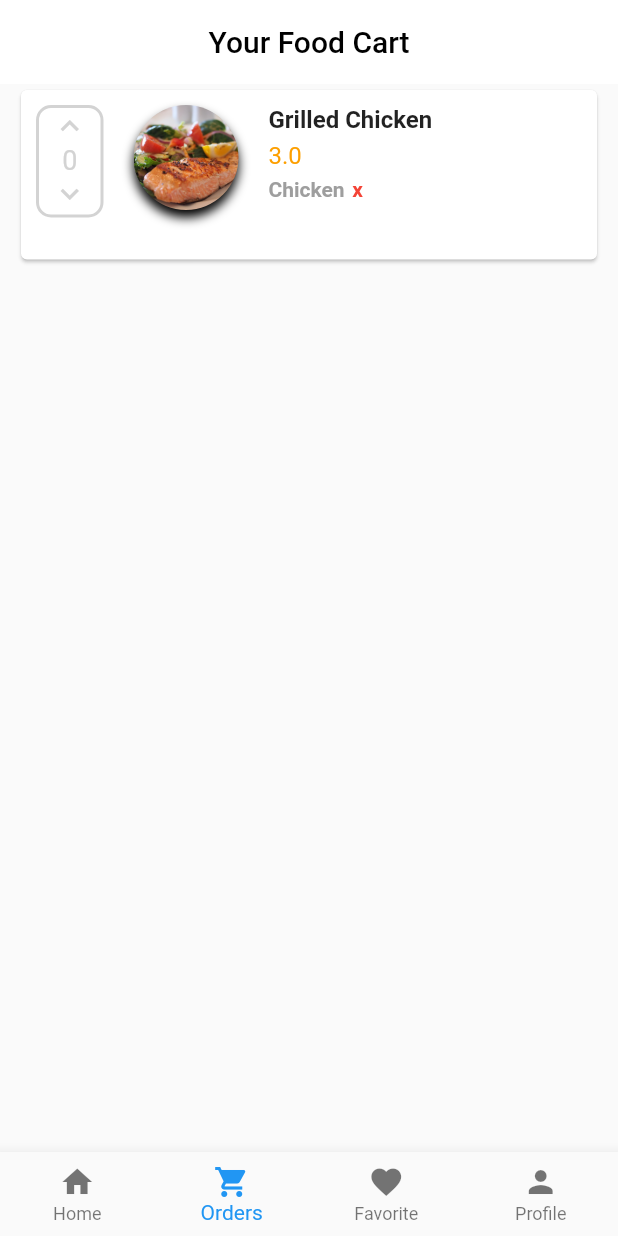
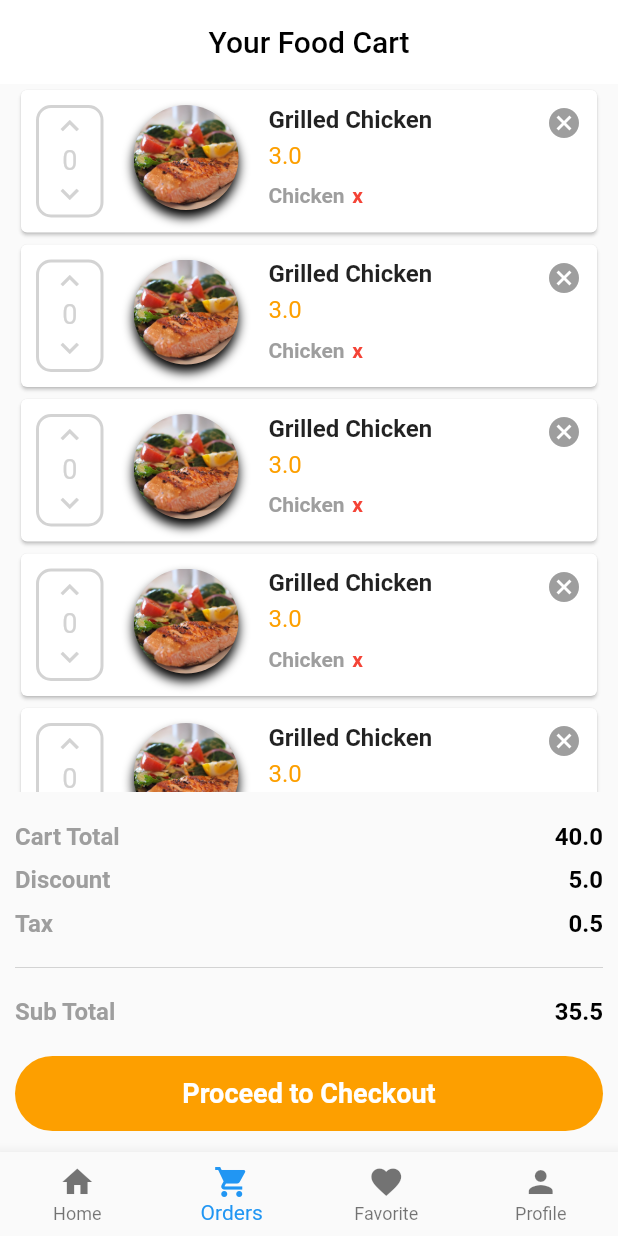
Before and after one commit to richarddanquah/Taste-Hub, a Flutter app: the screen it shows after launch, item 2 of the bottom bar chosen, on a phone screen of 412 x 824 dp. Run offline on Flutter 3.47's test engine with Material 2 defaults, Android fonts, the phone set to English and light mode, and no system bars.

Commit message:
order page completed

```diff
--- a/lib/src/homescreen.dart
+++ b/lib/src/homescreen.dart
@@ -54,6 +54,7 @@ class _HomeScreenState extends State<HomeScreen> {
                   ),
                 ),
               ),
+              ),
             ],
           ),
            SizedBox(
--- a/lib/src/pages/order_page.dart
+++ b/lib/src/pages/order_page.dart
@@ -1,8 +1,6 @@
 import 'package:flutter/material.dart';
 // Custom Widgets
 import '../widgets/order_card.dart';
-
-
 
 class OrderPage extends StatefulWidget {
   @override
@@ -12,13 +10,147 @@ class OrderPage extends StatefulWidget {
 class _OrderPageState extends State<OrderPage> {
   @override
   Widget build(BuildContext context) {
-    return  ListView(
-          padding: EdgeInsets.symmetric(horizontal: 10.0),
-          scrollDirection: Axis.vertical,
-          children: <Widget>[
-            OrderCard(),
-         ],
+    return Scaffold(
+        appBar: AppBar(
+        title: Text("Your Food Cart",style: TextStyle(color: Colors.black),),
+        centerTitle: true,
+        backgroundColor: Colors.white,
+        elevation: 0.0,
+       ),
+        body: ListView(
+        padding: EdgeInsets.symmetric(horizontal: 10.0),
+        scrollDirection: Axis.vertical,
+        children: <Widget>[
+          OrderCard(),
+          OrderCard(),
+          OrderCard(),
+          OrderCard(),
+          OrderCard(),
+          OrderCard(),
+
+        ],
+      ),
+
+      bottomNavigationBar:  _buildTotalContainer(),
 
     );
   }
+
+  Widget _buildTotalContainer() {
+
+    return Container(
+      height: 220.0,
+      margin: EdgeInsets.only(top: 20.0),
+      padding: EdgeInsets.symmetric(horizontal: 10.0),
+      child: Column(
+        children: <Widget>[
+          Row(
+            mainAxisAlignment: MainAxisAlignment.spaceBetween,
+            children: <Widget>[
+              Text(
+                "Cart Total",
+                style: TextStyle(
+                    fontSize: 16.0,
+                    fontWeight: FontWeight.bold,
+                    color: Colors.grey),
+              ),
+              Text(
+                "40.0",
+                style: TextStyle(
+                    fontSize: 16.0,
+                    fontWeight: FontWeight.bold,
+                    color: Colors.black),
+              ),
+            ],
+          ),
+          SizedBox(
+            height: 10.0,
+          ),
+          Row(
+            mainAxisAlignment: MainAxisAlignment.spaceBetween,
+            children: <Widget>[
+              Text(
+                "Discount",
+                style: TextStyle(
+                    fontSize: 16.0,
+                    fontWeight: FontWeight.bold,
+                    color: Colors.grey),
+              ),
+              Text(
+                "5.0",
+                style: TextStyle(
+                    fontSize: 16.0,
+                    fontWeight: FontWeight.bold,
+                    color: Colors.black),
+              ),
+            ],
+          ),
+          SizedBox(
+            height: 10.0,
+          ),
+          Row(
+            mainAxisAlignment: MainAxisAlignment.spaceBetween,
+            children: <Widget>[
+              Text(
+                "Tax",
+                style: TextStyle(
+                    fontSize: 16.0,
+                    fontWeight: FontWeight.bold,
+                    color: Colors.grey),
+              ),
+              Text(
+                "0.5",
+                style: TextStyle(
+                    fontSize: 16.0,
+                    fontWeight: FontWeight.bold,
+                    color: Colors.black),
+              ),
+            ],
+          ),
+          Divider(
+            height: 40.0,
+            color: Color(0xFFD3D3D3),
+          ),
+          Row(
+            mainAxisAlignment: MainAxisAlignment.spaceBetween,
+            children: <Widget>[
+              Text(
+                "Sub Total",
+                style: TextStyle(
+                    fontSize: 16.0,
+                    fontWeight: FontWeight.bold,
+                    color: Colors.grey),
+              ),
+              Text(
+                "35.5",
+                style: TextStyle(
+                    fontSize: 16.0,
+                    fontWeight: FontWeight.bold,
+                    color: Colors.black),
+              ),
+            ],
+          ),
+
+          SizedBox(height: 20.0,),
+          Container(
+            width: MediaQuery.of(context).size.width,
+            height: 50.0,
+            decoration: BoxDecoration(
+              color: Color(0xFFFD9F00),
+              borderRadius: BorderRadius.circular(30.0),
+            ),
+            child: Center(
+              child: Text(
+                "Proceed to Checkout",
+                style: TextStyle(
+                    color: Colors.white,
+                    fontWeight: FontWeight.bold,
+                    fontSize: 18.0),
+              ),
+            ),
+          ),
+        ],
+      ),
+    );
+  }
 }
--- a/lib/src/screens/main_screen.dart
+++ b/lib/src/screens/main_screen.dart
@@ -89,12 +89,6 @@ class _MainScreenState extends State<MainScreen> {
       ),
 
       body: currentPage,
-      appBar: currentTabIndex == 1 ?AppBar(
-        title: Text("Your Food Cart",style: TextStyle(color: Colors.black),),
-        centerTitle: true,
-        backgroundColor: Colors.white,
-        elevation: 0.0,
-       ) : null,
     );
   }
 
--- a/lib/src/widgets/order_card.dart
+++ b/lib/src/widgets/order_card.dart
@@ -1,13 +1,11 @@
 import 'package:flutter/material.dart';
 
-class OrderCard extends StatelessWidget{
+class OrderCard extends StatelessWidget {
   @override
-
   Widget build(BuildContext context) {
     return Card(
-
       child: Padding(
-         padding: const EdgeInsets.symmetric(horizontal: 10.0,vertical: 10.0),
+        padding: const EdgeInsets.symmetric(horizontal: 10.0, vertical: 10.0),
         child: Row(
           crossAxisAlignment: CrossAxisAlignment.start,
           children: <Widget>[
@@ -15,25 +13,41 @@ class OrderCard extends StatelessWidget{
               height: 75.0,
               width: 45.0,
               decoration: BoxDecoration(
-                 border: Border.all(width: 2.0, color: Color(0xFFD3D3D3),),
+                border: Border.all(
+                  width: 2.0,
+                  color: Color(0xFFD3D3D3),
+                ),
                 borderRadius: BorderRadius.circular(10.0),
-
               ),
               child: Column(
                 children: <Widget>[
                   InkWell(
-                     onTap: (){},
-                     child: Icon(Icons.keyboard_arrow_up, color: Color(0xFFD3D3D3),),
+                    onTap: () {},
+                    child: Icon(
+                      Icons.keyboard_arrow_up,
+                      color: Color(0xFFD3D3D3),
                     ),
-                   Text("0", style: TextStyle(fontSize: 18.0,color: Color(0xFFD3D3D3),),),
+                  ),
+                  Text(
+                    "0",
+                    style: TextStyle(
+                      fontSize: 18.0,
+                      color: Color(0xFFD3D3D3),
+                    ),
+                  ),
                   InkWell(
-                     onTap: (){},
-                     child: Icon(Icons.keyboard_arrow_down, color: Color(0xFFD3D3D3),),
+                    onTap: () {},
+                    child: Icon(
+                      Icons.keyboard_arrow_down,
+                      color: Color(0xFFD3D3D3),
+                    ),
                   ),
                 ],
               ),
             ),
-             SizedBox(width: 20.0,),
+            SizedBox(
+              width: 20.0,
+            ),
             Container(
               height: 70.0,
               width: 70.0,
@@ -52,41 +66,75 @@ class OrderCard extends StatelessWidget{
                 ],
               ),
             ),
-
-             SizedBox(width: 20.0,),
+            SizedBox(
+              width: 20.0,
+            ),
             Column(
               crossAxisAlignment: CrossAxisAlignment.start,
               children: <Widget>[
-                 Text("Grilled Chicken", style: TextStyle(fontSize: 16.0, fontWeight: FontWeight.bold,),),
-                 SizedBox(height: 5.0,),
-                 Text("3.0", style: TextStyle(color: Color(0xFFFD9F00), fontSize: 16.0),),
-                 SizedBox(height: 5.0,),
+                Text(
+                  "Grilled Chicken",
+                  style: TextStyle(
+                    fontSize: 16.0,
+                    fontWeight: FontWeight.bold,
+                  ),
+                ),
+                SizedBox(
+                  height: 5.0,
+                ),
+                Text(
+                  "3.0",
+                  style: TextStyle(color: Color(0xFFFD9F00), fontSize: 16.0),
+                ),
+                SizedBox(
+                  height: 5.0,
+                ),
                 Container(
-                   height: 45.0,
+                  height: 25.0,
                   width: 120.0,
                   child: ListView(
+                    scrollDirection: Axis.horizontal,
                     children: <Widget>[
-                      Row(
+                      Container(
+                        margin: EdgeInsets.only(right: 10.0),
+                        child: Row(
                           children: <Widget>[
                             Text(
-                            "Chicken", style: TextStyle(color: Colors.grey,fontWeight: FontWeight.bold,),
+                              "Chicken",
+                              style: TextStyle(
+                                color: Colors.grey,
+                                fontWeight: FontWeight.bold,
                               ),
-                          SizedBox(width: 5.0,),
-                          Text("x", style: TextStyle(color: Colors.red,fontWeight: FontWeight.bold),),
+                            ),
+                            SizedBox(
+                              width: 5.0,
+                            ),
+                            InkWell(
+                                onTap: (){},
+                                child: Text(
+                              "x",
+                              style: TextStyle(
+                                  color: Colors.red,
+                                  fontWeight: FontWeight.bold),
+                            )),
                           ],
                         ),
+                      ),
+
 
                     ],
                   ),
                 )
               ],
-             )
+            ),
+             Spacer(),
+             GestureDetector(
+               onTap: (){},
+               child: Icon(Icons.cancel, color: Colors.grey,)),
 
           ],
-
         ),
       ),
     );
   }
-
 }
```
Lines whose indentation alone changed are shown as unchanged.
